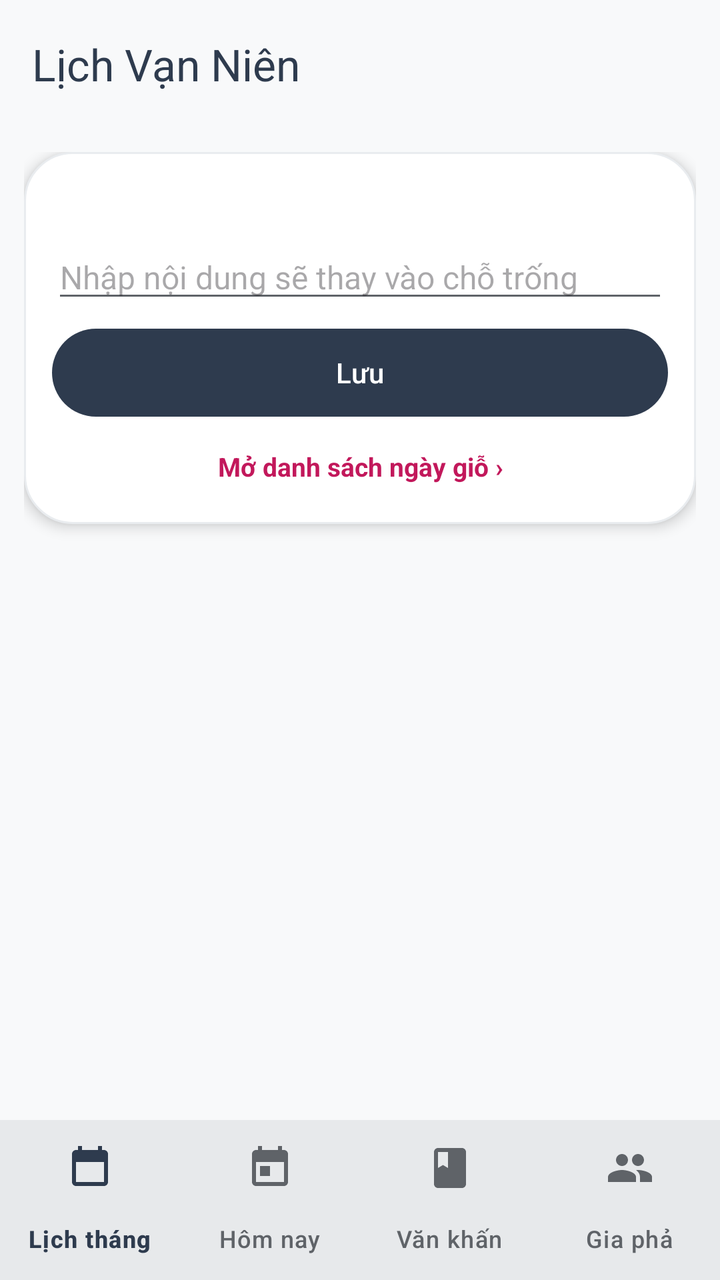
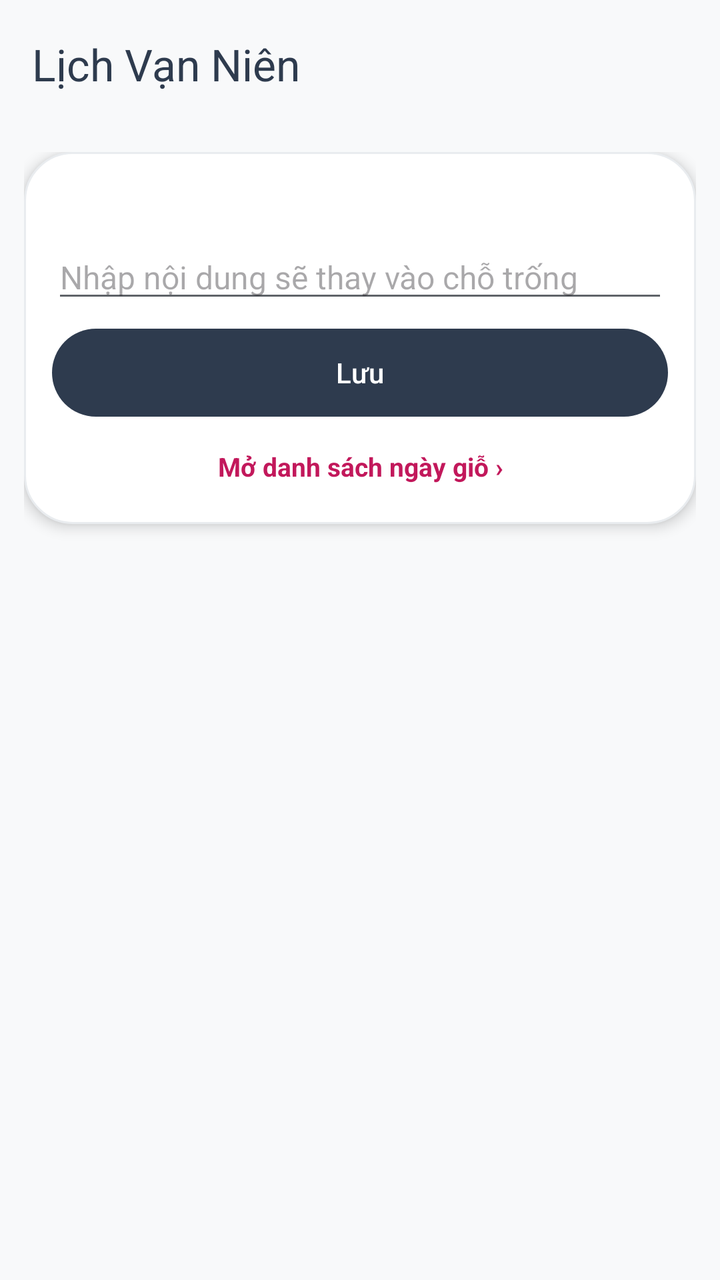

Screens rendered from an Android XML layout before and after an edit, with the pre-edit source and the edit as a unified diff.
<!-- AndroidManifest.xml: activity theme AppTheme -->
<!-- res/layout/activity_prayer_field.xml -->
<?xml version="1.0" encoding="utf-8"?>
<LinearLayout xmlns:android="http://schemas.android.com/apk/res/android"
    xmlns:app="http://schemas.android.com/apk/res-auto"
    android:layout_width="match_parent"
    android:layout_height="match_parent"
    android:background="?attr/colorSurface"
    android:orientation="vertical"
    android:id="@+id/app_root">

    <include layout="@layout/app_header" />
    <LinearLayout
        android:id="@+id/app_body"
        android:layout_width="match_parent"
        android:layout_height="0dp"
        android:layout_weight="1"
        android:orientation="vertical">


    <androidx.core.widget.NestedScrollView
        android:layout_width="match_parent"
        android:layout_height="0dp"
        android:layout_weight="1"
        android:fillViewport="true">

        <LinearLayout
            android:layout_width="match_parent"
            android:layout_height="wrap_content"
            android:orientation="vertical"
            android:padding="12dp">

            <LinearLayout
                android:layout_width="match_parent"
                android:layout_height="wrap_content"
                android:background="@drawable/month_card_background"
                android:elevation="4dp"
                android:orientation="vertical"
                android:padding="14dp">

                <TextView
                    android:id="@+id/field_note"
                    android:layout_width="match_parent"
                    android:layout_height="wrap_content"
                    android:textColor="@color/textSecondary"
                    android:textSize="13sp" />

                <MultiAutoCompleteTextView
                    android:id="@+id/field_input"
                    android:layout_width="match_parent"
                    android:layout_height="wrap_content"
                    android:layout_marginTop="10dp"
                    android:hint="Nhập nội dung sẽ thay vào chỗ trống"
                    android:importantForAutofill="no"
                    android:inputType="textPersonName|textCapWords"
                    android:maxLines="4"
                    android:textColor="@color/textPrimary"
                    android:textSize="16sp" />

                <LinearLayout
                    android:id="@+id/worshipper_quick"
                    android:layout_width="match_parent"
                    android:layout_height="wrap_content"
                    android:layout_marginTop="10dp"
                    android:orientation="vertical"
                    android:visibility="gone">

                    <LinearLayout
                        android:id="@+id/recent_group_section"
                        android:layout_width="match_parent"
                        android:layout_height="wrap_content"
                        android:orientation="vertical">

                        <TextView
                            android:layout_width="match_parent"
                            android:layout_height="wrap_content"
                            android:text="Nhóm thường dùng"
                            android:textColor="@color/textSecondary"
                            android:textSize="13sp"
                            android:textStyle="bold" />

                        <HorizontalScrollView
                            android:layout_width="match_parent"
                            android:layout_height="wrap_content"
                            android:layout_marginTop="4dp"
                            android:scrollbars="none">

                            <LinearLayout
                                android:id="@+id/recent_group_chips"
                                android:layout_width="wrap_content"
                                android:layout_height="wrap_content"
                                android:orientation="horizontal" />
                        </HorizontalScrollView>
                    </LinearLayout>

                    <LinearLayout
                        android:id="@+id/recent_name_section"
                        android:layout_width="match_parent"
                        android:layout_height="wrap_content"
                        android:layout_marginTop="8dp"
                        android:orientation="vertical">

                        <TextView
                            android:layout_width="match_parent"
                            android:layout_height="wrap_content"
                            android:text="Tên thường dùng"
                            android:textColor="@color/textSecondary"
                            android:textSize="13sp"
                            android:textStyle="bold" />

                        <HorizontalScrollView
                            android:layout_width="match_parent"
                            android:layout_height="wrap_content"
                            android:layout_marginTop="4dp"
                            android:scrollbars="none">

                            <LinearLayout
                                android:id="@+id/recent_name_chips"
                                android:layout_width="wrap_content"
                                android:layout_height="wrap_content"
                                android:orientation="horizontal" />
                        </HorizontalScrollView>
                    </LinearLayout>

                    <TextView
                        android:id="@+id/save_group_button"
                        android:layout_width="wrap_content"
                        android:layout_height="wrap_content"
                        android:layout_marginTop="6dp"
                        android:clickable="true"
                        android:focusable="true"
                        android:padding="4dp"
                        android:text="+ Lưu nhóm này"
                        android:textColor="@color/secondaryColor"
                        android:textSize="13sp"
                        android:textStyle="bold" />
                </LinearLayout>
                <Button
                    android:id="@+id/save_button"
                    android:layout_width="match_parent"
                    android:layout_height="44dp"
                    android:layout_marginTop="8dp"
                    android:background="@drawable/month_primary_button_background"
                    android:text="Lưu"
                    android:textColor="@color/textLight"
                    android:textSize="14sp" />

                <TextView
                    android:id="@+id/open_gio_button"
                    android:layout_width="match_parent"
                    android:layout_height="wrap_content"
                    android:layout_marginTop="10dp"
                    android:gravity="center"
                    android:padding="6dp"
                    android:text="Mở danh sách ngày giỗ ›"
                    android:textColor="@color/secondaryColor"
                    android:textSize="13sp"
                    android:textStyle="bold" />

            </LinearLayout>

            <TextView
                android:id="@+id/usage_header"
                android:layout_width="match_parent"
                android:layout_height="wrap_content"
                android:layout_marginTop="16dp"
                android:layout_marginBottom="6dp"
                android:textColor="@color/primaryDarkColor"
                android:textSize="16sp"
                android:textStyle="bold" />

            <androidx.recyclerview.widget.RecyclerView
                android:id="@+id/prayer_list"
                android:layout_width="match_parent"
                android:layout_height="wrap_content"
                android:background="@drawable/month_card_background"
                android:nestedScrollingEnabled="false" />

        </LinearLayout>
    </androidx.core.widget.NestedScrollView>
        </LinearLayout>

<include layout="@layout/app_bottom_nav" />

</LinearLayout>
<!-- res/layout/app_header.xml (included above) -->
<?xml version="1.0" encoding="utf-8"?>
<com.google.android.material.appbar.MaterialToolbar xmlns:android="http://schemas.android.com/apk/res/android"
    xmlns:app="http://schemas.android.com/apk/res-auto"
    android:id="@+id/toolbar"
    android:layout_width="match_parent"
    android:layout_height="?attr/actionBarSize"
    android:background="?attr/colorSurface"
    android:elevation="0dp"
    app:navigationIconTint="?attr/colorOnSurface"
    app:title="@string/app_name"
    app:titleTextColor="?attr/colorOnSurface" />
<!-- res/layout/app_bottom_nav.xml (included above) -->
<?xml version="1.0" encoding="utf-8"?>
<com.google.android.material.bottomnavigation.BottomNavigationView xmlns:android="http://schemas.android.com/apk/res/android"
    xmlns:app="http://schemas.android.com/apk/res-auto"
    android:id="@+id/bottom_navigation"
    android:layout_width="match_parent"
    android:layout_height="wrap_content"
    android:background="?attr/colorSurface"
    android:elevation="3dp"
    app:itemIconTint="@color/bottom_nav_item_color"
    app:itemTextColor="@color/bottom_nav_item_color"
    app:labelVisibilityMode="labeled"
    app:menu="@menu/main_bottom_nav" />
<!-- resources referenced by this layout -->
<resources>
  <color name="primaryDarkColor">#1A2332</color>
  <color name="secondaryColor">#C2185B</color>
  <color name="textLight">#FFFFFF</color>
  <color name="textPrimary">#2E3B4E</color>
  <color name="textSecondary">#5F6368</color>
  <!-- drawable month_card_background (drawable) -->
  <?xml version="1.0" encoding="utf-8"?>
  <shape xmlns:android="http://schemas.android.com/apk/res/android">
      <solid android:color="?attr/colorSurfaceVariant" />
      <corners android:radius="24dp" />
      <stroke
          android:width="1dp"
          android:color="?attr/colorOutline" />
  </shape>
  <!-- drawable month_primary_button_background (drawable) -->
  <?xml version="1.0" encoding="utf-8"?>
  <shape xmlns:android="http://schemas.android.com/apk/res/android">
      <solid android:color="@color/weekendColor" />
      <corners android:radius="24dp" />
  </shape>
  <string name="app_name">Lịch Vạn Niên</string>
  <style name="AppTheme" parent="Theme.Material3.Light.NoActionBar">
          <item name="colorPrimary">@color/primaryColor</item>
          <item name="colorOnPrimary">@color/textLight</item>
          <item name="colorPrimaryContainer">@color/monthTonal</item>
          <item name="colorOnPrimaryContainer">@color/primaryDarkColor</item>
          <item name="colorSecondary">@color/secondaryColor</item>
          <item name="colorOnSecondary">@color/textLight</item>
          <item name="colorSecondaryContainer">@color/monthTonal</item>
          <item name="colorOnSecondaryContainer">@color/primaryDarkColor</item> 
          <item name="colorSurface">@color/backgroundPrimary</item>
          <item name="colorOnSurface">@color/textPrimary</item>
          <item name="colorSurfaceVariant">@color/backgroundSecondary</item>
          <item name="colorOnSurfaceVariant">@color/textSecondary</item>
          <item name="colorOutline">@color/cardBorder</item>
          <item name="android:windowBackground">@color/backgroundPrimary</item>
          <item name="android:statusBarColor">@android:color/transparent</item>
          <item name="android:navigationBarColor">@android:color/transparent</item>
          <item name="android:windowLightStatusBar">true</item>
          <item name="android:windowLightNavigationBar">true</item>
          <item name="android:textColorPrimary">@color/textPrimary</item>
          <item name="android:textColorSecondary">@color/textSecondary</item>
      </style>
  <color name="weekendColor">#C2185B</color>
  <color name="primaryColor">#2E3B4E</color>
  <color name="monthTonal">#FCE4EC</color>
  <color name="backgroundPrimary">#F8F9FA</color>
  <color name="backgroundSecondary">#FFFFFF</color>
  <color name="cardBorder">#E9ECEF</color>
</resources>

<!-- the commit's change to res/layout/activity_prayer_field.xml (unified diff, before → after) -->
@@ -176,11 +176,7 @@
 
         </LinearLayout>
     </androidx.core.widget.NestedScrollView>
-        </LinearLayout>
-
-<include layout="@layout/app_bottom_nav" />
-
-</LinearLayout>
+        </LinearLayout></LinearLayout>
 <!-- res/layout/app_header.xml (included above) -->
 <?xml version="1.0" encoding="utf-8"?>
 <com.google.android.material.appbar.MaterialToolbar xmlns:android="http://schemas.android.com/apk/res/android"
@@ -193,16 +189,3 @@
     app:navigationIconTint="?attr/colorOnSurface"
     app:title="@string/app_name"
     app:titleTextColor="?attr/colorOnSurface" />
-<!-- res/layout/app_bottom_nav.xml (included above) -->
-<?xml version="1.0" encoding="utf-8"?>
-<com.google.android.material.bottomnavigation.BottomNavigationView xmlns:android="http://schemas.android.com/apk/res/android"
-    xmlns:app="http://schemas.android.com/apk/res-auto"
-    android:id="@+id/bottom_navigation"
-    android:layout_width="match_parent"
-    android:layout_height="wrap_content"
-    android:background="?attr/colorSurface"
-    android:elevation="3dp"
-    app:itemIconTint="@color/bottom_nav_item_color"
-    app:itemTextColor="@color/bottom_nav_item_color"
-    app:labelVisibilityMode="labeled"
-    app:menu="@menu/main_bottom_nav" />
